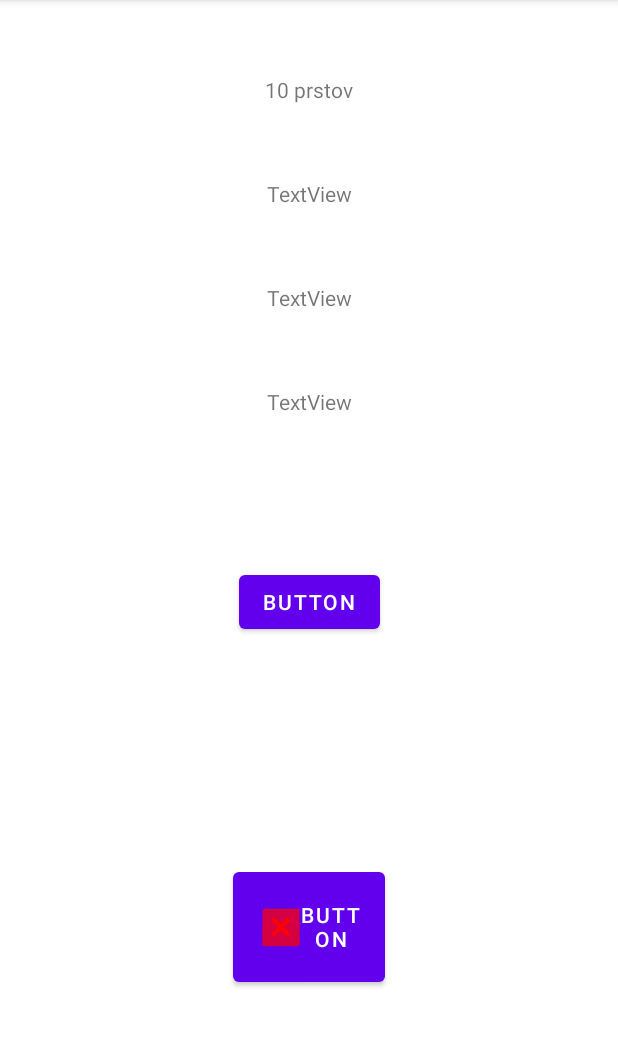
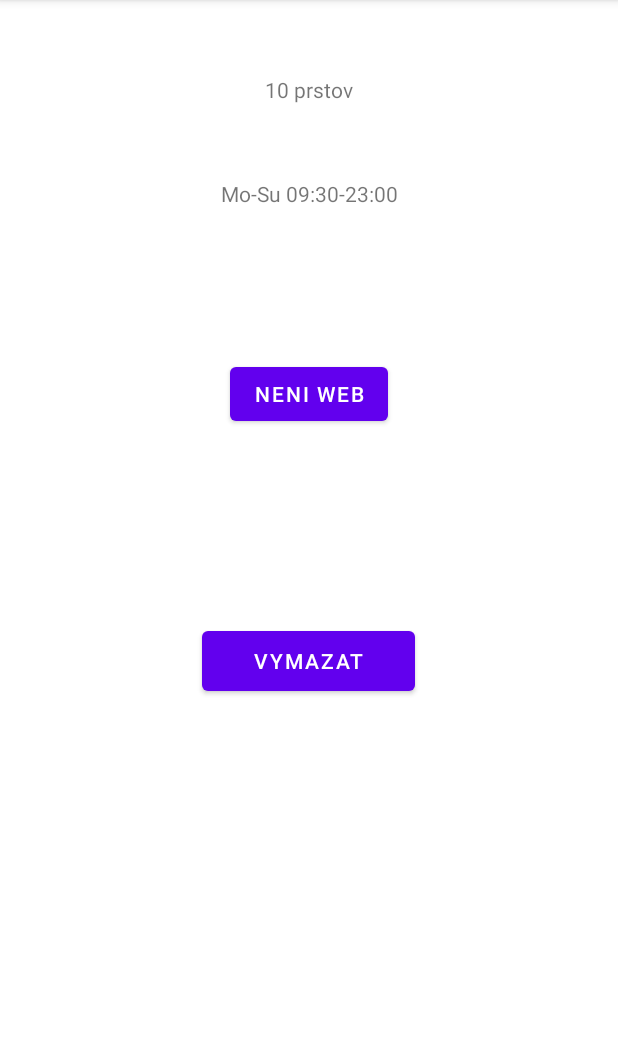
Before and after one commit to cybjorge/Semestralne_zadanie, an Android app: the screen it shows after launch (MainActivity), after a tap on "10 prstov", on a phone screen of 412 x 824 dp, the part 84-1131 px from its top. Run offline under Robolectric (Android 15) with nearby library versions, the phone set to English and light mode, and no system bars; 1 other tap on this screen came first.

Commit message:
Z2 - https://android.mpage.sk/cvicenie3.php - just a little bit more polished UI

```diff
--- a/app/src/main/java/com/example/semestralne_zadanie/ListOfPubs.kt
+++ b/app/src/main/java/com/example/semestralne_zadanie/ListOfPubs.kt
@@ -30,12 +30,6 @@ class ListOfPubs : Fragment() {
     ): View? {
         // Inflate the layout for this fragment
         val view= inflater.inflate(R.layout.fragment_list_of_pubs, container, false)
-        /*
-                val loader = PubDatasource()
-                val jsonFile=this.context?.let { loader.getJsonDataFromAsset(it,"pubs.json") }
-                global_pub = jsonFile?.let { PubDatasource().loadPubsFromJson(it) }!!
-        */
-
         val recyclerView = view?.findViewById<RecyclerView>(R.id.recycler_view)
 
         recyclerView?.adapter=ItemAdapter(this, MySingleton.pubs)
--- a/app/src/main/java/com/example/semestralne_zadanie/adapter/ItemAdapter.kt
+++ b/app/src/main/java/com/example/semestralne_zadanie/adapter/ItemAdapter.kt
@@ -31,7 +31,14 @@ class ItemAdapter(private val context: ListOfPubs, private val dataset: List<Pub
         val adapterLayout = LayoutInflater.from(parent.context).inflate(R.layout.list_item_pub, parent, false)
         return ItemViewHolder(adapterLayout).listen { pos, type ->
             val detail = dataset[pos]
-            val action = ListOfPubsDirections.actionListOfPubsToPubDetail2(detailPName = detail.tags.get("name")!!, iId = pos.toString())
+            var p_name=detail.tags.get("name")
+            var web=detail.tags.get("website")
+            var time=detail.tags.get("opening_hours")
+            if (p_name == null){p_name="Tento podnik nema meno"}
+            if (web == null){web="Neni web"}
+            if (time == null){time="Tento podnik nema otvaracie hodiny"}
+            val action = ListOfPubsDirections.actionListOfPubsToPubDetail2(p_name,
+                iId = pos.toString(),time, web)
 
 
 
--- a/app/src/main/java/com/example/semestralne_zadanie/pubDetail.kt
+++ b/app/src/main/java/com/example/semestralne_zadanie/pubDetail.kt
@@ -43,11 +43,27 @@ class pubDetail : Fragment() {
         val args: pubDetailArgs by navArgs()
 
         val detail_p_name=args.detailPName
+        val detail_p_hours=args.detailPTime
+        val detail_p_website=args.detailPContact
+
         val i_id = args.iId
         view.findViewById<TextView>(R.id.detail_pub_name).text=detail_p_name
+        view.findViewById<TextView>(R.id.detail_pub_hours).text=detail_p_hours
+        if (detail_p_website!="Neni web"){
+            view.findViewById<Button>(R.id.detail_show_on_map).text=detail_p_website
+            view.findViewById<Button>(R.id.detail_show_on_map).setOnClickListener {
+                val uri= detail_p_website
+                val intent= Intent(Intent.ACTION_VIEW, Uri.parse(uri))
+                requireContext().startActivity(intent)
+            }
+        }
+        else{
+            view.findViewById<Button>(R.id.detail_show_on_map).text=detail_p_website
+        }
 
-        view.findViewById<Button>(R.id.detail_show_on_map).setOnClickListener {
 
+
+        view.findViewById<Button>(R.id.delete).setOnClickListener {
             MySingleton.pubs.removeAt(i_id.toInt())
             view.findNavController().navigate(R.id.listOfPubs)
         }
--- a/app/src/main/res/layout/fragment_pub_detail.xml
+++ b/app/src/main/res/layout/fragment_pub_detail.xml
@@ -27,67 +27,42 @@
         android:layout_marginTop="50dp"
         android:layout_marginEnd="130dp"
         android:text="TextView"
-        app:layout_constraintBottom_toTopOf="@+id/detail_pub_mail"
+        app:layout_constraintBottom_toTopOf="@+id/detail_show_on_map"
         app:layout_constraintEnd_toEndOf="parent"
         app:layout_constraintStart_toStartOf="parent"
         app:layout_constraintTop_toBottomOf="@+id/detail_pub_name" />
-
-    <TextView
-        android:id="@+id/detail_pub_mail"
-        android:layout_width="wrap_content"
-        android:layout_height="wrap_content"
-        android:layout_marginStart="130dp"
-        android:layout_marginTop="50dp"
-        android:layout_marginEnd="130dp"
-        android:text="TextView"
-        app:layout_constraintBottom_toTopOf="@+id/detail_pub_phone"
-        app:layout_constraintEnd_toEndOf="parent"
-        app:layout_constraintStart_toStartOf="parent"
-        app:layout_constraintTop_toBottomOf="@+id/detail_pub_hours" />
-
-    <TextView
-        android:id="@+id/detail_pub_phone"
-        android:layout_width="wrap_content"
-        android:layout_height="wrap_content"
-        android:layout_marginStart="130dp"
-        android:layout_marginTop="50dp"
-        android:layout_marginEnd="130dp"
-        android:text="TextView"
-        app:layout_constraintBottom_toTopOf="@+id/detail_show_on_map"
-        app:layout_constraintEnd_toEndOf="parent"
-        app:layout_constraintStart_toStartOf="parent"
-        app:layout_constraintTop_toBottomOf="@+id/detail_pub_mail" />
 
     <Button
 
         android:id="@+id/detail_show_on_map"
         android:layout_width="wrap_content"
         android:layout_height="wrap_content"
+
         android:layout_marginStart="130dp"
         android:layout_marginTop="100dp"
         android:layout_marginEnd="130dp"
-        android:text="Button"
+        android:text="Ukazat na mape"
         app:layout_constraintEnd_toEndOf="parent"
+        app:layout_constraintHorizontal_bias="0.497"
         app:layout_constraintStart_toStartOf="parent"
-        app:layout_constraintTop_toBottomOf="@+id/detail_pub_phone" />
+        app:layout_constraintTop_toBottomOf="@+id/detail_pub_hours" />
 
     <Button
         android:id="@+id/delete"
-        android:layout_width="0dp"
-        android:layout_height="0dp"
-        android:text="Button"
+        android:layout_width="142dp"
+        android:layout_height="52dp"
+        android:layout_marginStart="130dp"
 
-        android:layout_marginStart="155dp"
-        android:layout_marginTop="150dp"
-        android:layout_marginEnd="155dp"
-        android:layout_marginBottom="107dp"
-        app:icon="@android:drawable/btn_dialog"
+
+        android:layout_marginTop="50dp"
+        android:layout_marginEnd="130dp"
+        android:text="Vymazat"
         app:iconPadding="-3dp"
         app:iconTint="#FF0000"
         app:layout_constraintBottom_toBottomOf="parent"
         app:layout_constraintEnd_toEndOf="parent"
-        app:layout_constraintHorizontal_bias="0.0"
+        app:layout_constraintHorizontal_bias="0.498"
         app:layout_constraintStart_toStartOf="parent"
         app:layout_constraintTop_toBottomOf="@+id/detail_show_on_map"
-        app:layout_constraintVertical_bias="1.0" />
+        app:layout_constraintVertical_bias="0.206" />
 </androidx.constraintlayout.widget.ConstraintLayout>
--- a/app/src/main/res/layout/list_item_pub.xml
+++ b/app/src/main/res/layout/list_item_pub.xml
@@ -7,5 +7,9 @@
     <TextView
         android:id="@+id/item_title"
         android:layout_width="wrap_content"
-        android:layout_height="wrap_content" />
+        android:layout_height="wrap_content"
+        android:padding="16dp"
+        android:textAppearance="?attr/textAppearanceHeadline6"
+        android:shadowRadius="@integer/material_motion_duration_medium_1"
+        />
 </LinearLayout>
--- a/app/src/main/res/navigation/nav_graph.xml
+++ b/app/src/main/res/navigation/nav_graph.xml
@@ -67,6 +67,12 @@
             <argument
                 android:name="i_id"
                 app:argType="string" />
+            <argument
+                android:name="detail_p_time"
+                app:argType="string" />
+            <argument
+                android:name="detail_p_contact"
+                app:argType="string" />
         </action>
     </fragment>
     <fragment
@@ -80,5 +86,9 @@
         <argument
             android:name="i_id"
             app:argType="string" />
+        <argument android:name="detail_p_time"
+            app:argType="string" />
+        <argument android:name="detail_p_contact"
+            app:argType="string" />
     </fragment>
 </navigation>
```
